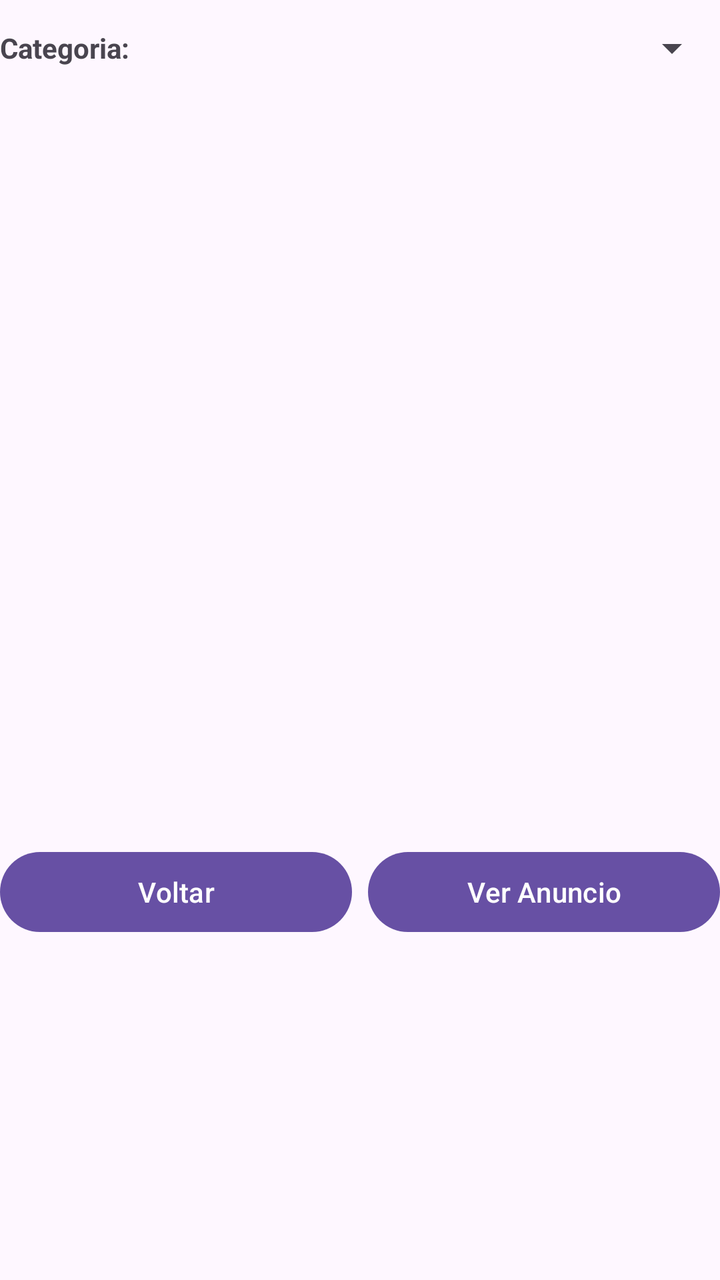
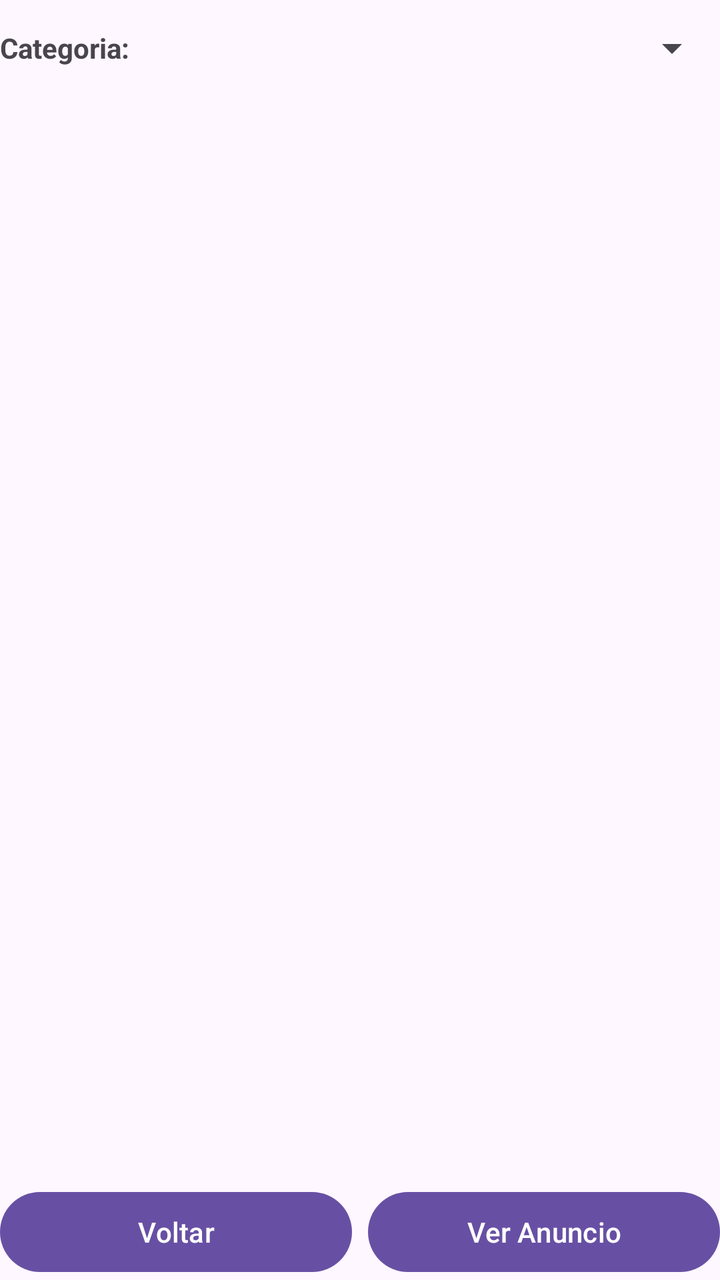

Screens rendered from an Android XML layout before and after an edit, with the pre-edit source and the edit as a unified diff.
<!-- AndroidManifest.xml: application theme Theme.AppDeuNojo -->
<!-- res/layout/activity_tela_classificados.xml -->
<?xml version="1.0" encoding="utf-8"?>
<LinearLayout xmlns:android="http://schemas.android.com/apk/res/android"
    xmlns:app="http://schemas.android.com/apk/res-auto"
    xmlns:tools="http://schemas.android.com/tools"
    android:id="@+id/main"
    android:orientation="vertical"
    android:layout_width="match_parent"
    android:layout_height="match_parent"
    tools:context=".TelaClassificados">

    <LinearLayout
        android:orientation="horizontal"
        android:layout_width="match_parent"
        android:layout_height="wrap_content"
        android:gravity="center_vertical">


    <TextView
        android:id="@+id/tvFiltroLabel"
        android:layout_width="wrap_content"
        android:layout_height="wrap_content"
        android:text="Categoria:"
        android:textStyle="bold" />

    <Spinner
        android:id="@+id/spFiltroCategoria"
        android:layout_width="0dp"
        android:layout_height="48dp"
        android:layout_weight="1"
        android:layout_marginStart="8dp" />

     </LinearLayout>

    <ListView
        android:id="@+id/lsttodos"
        android:layout_width="match_parent"
        android:layout_height="350dp"
        android:layout_marginTop="16dp" />

    <LinearLayout
        android:layout_width="match_parent"
        android:layout_height="wrap_content"
        android:orientation="horizontal"
        android:layout_marginTop="8dp">

        <Button
            android:id="@+id/btnretornaPrincipal"
            android:layout_width="0dp"
            android:layout_height="wrap_content"
            android:layout_weight="1"
            android:text="Voltar" />

        <Button
            android:id="@+id/btnVerAnuncio"
            android:layout_width="0dp"
            android:layout_height="wrap_content"
            android:layout_weight="1"
            android:layout_marginStart="8dp"
            android:text="Ver Anuncio" />

    </LinearLayout>


</LinearLayout>
<!-- resources referenced by this layout -->
<resources>
  <style name="Theme.AppDeuNojo" parent="Base.Theme.AppDeuNojo" />
  <style name="Base.Theme.AppDeuNojo" parent="Theme.Material3.DayNight.NoActionBar">
          
          
      </style>
</resources>

<!-- the commit's change to res/layout/activity_tela_classificados.xml (unified diff, before → after) -->
@@ -34,7 +34,8 @@
     <ListView
         android:id="@+id/lsttodos"
         android:layout_width="match_parent"
-        android:layout_height="350dp"
+        android:layout_height="0dp"
+        android:layout_weight="1"
         android:layout_marginTop="16dp" />
 
     <LinearLayout
